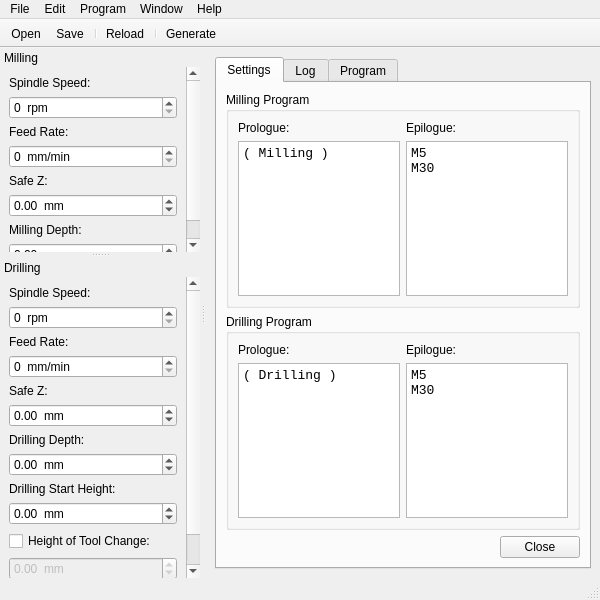
The window that src/mainwindow.ui (vdm-dev/StepCAM) describes before a commit, drawn with Qt 5.
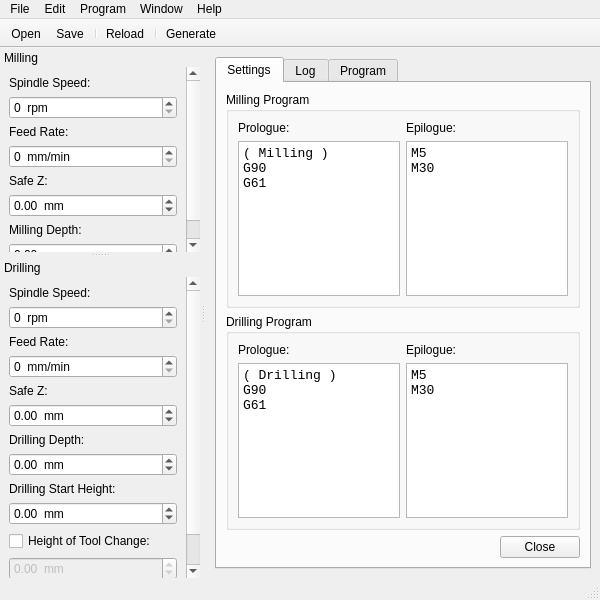
The same window after the commit. Icons and pictures are not drawn.

Commit message: Bug Fix: showing baseName() of current file in the title bar.

The edit to the form file:
```diff
--- a/src/mainwindow.ui
+++ b/src/mainwindow.ui
@@ -54,7 +54,9 @@
               </font>
              </property>
              <property name="plainText">
-              <string notr="true">( Milling )</string>
+              <string notr="true">( Milling )
+G90
+G61</string>
              </property>
             </widget>
            </item>
@@ -105,7 +107,9 @@
               </font>
              </property>
              <property name="plainText">
-              <string notr="true">( Drilling )</string>
+              <string notr="true">( Drilling )
+G90
+G61</string>
              </property>
             </widget>
            </item>
```
Left out of the diff: 6 changed lines with no effect on the pictures. The commit also changes 1 other file.
